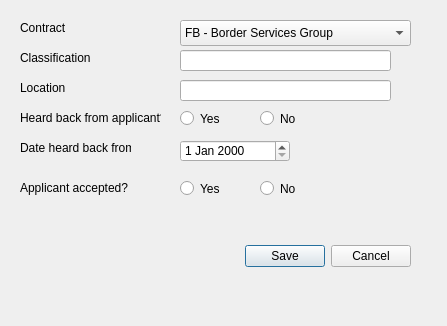
Above: applicantReply.ui from i-Technology/HR_Portal before the change. Below: the same form after it.
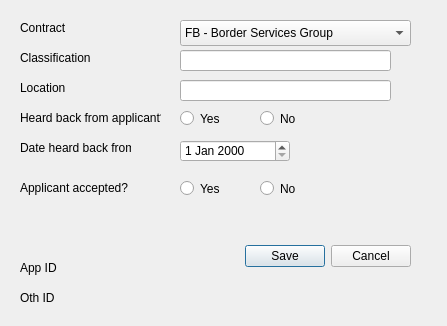
That is the form after the change.

Commit message:
applicantReply and offerOutcome
applicantReply.py and offerOutcome.py added

```diff
--- a/applicantReply.ui
+++ b/applicantReply.ui
@@ -216,6 +216,32 @@
     <string notr="true">ApplicantAcceptedYesNobuttonGroup</string>
    </attribute>
   </widget>
+  <widget class="QLabel" name="appReplyOutOthLabel">
+   <property name="geometry">
+    <rect>
+     <x>20</x>
+     <y>290</y>
+     <width>161</width>
+     <height>16</height>
+    </rect>
+   </property>
+   <property name="text">
+    <string>Oth ID</string>
+   </property>
+  </widget>
+  <widget class="QLabel" name="appReplyOutAppLabel">
+   <property name="geometry">
+    <rect>
+     <x>20</x>
+     <y>260</y>
+     <width>161</width>
+     <height>16</height>
+    </rect>
+   </property>
+   <property name="text">
+    <string>App ID</string>
+   </property>
+  </widget>
  </widget>
  <resources/>
  <connections>
```
Left out of the diff: 2 changed lines with no effect on the pictures. The commit also changes 4 other files.
